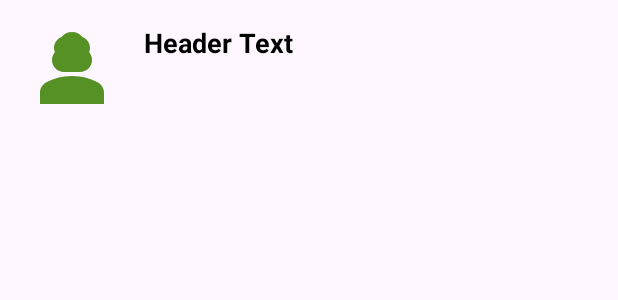
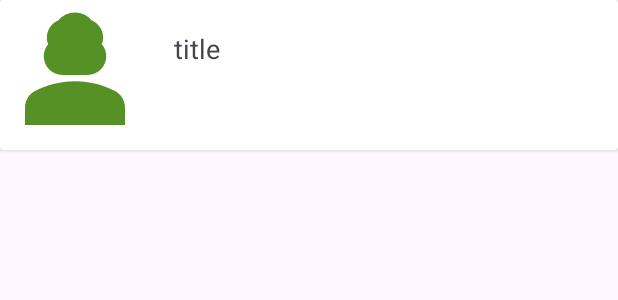
Before and after one commit to VinayTShetty/RecycleViewTutorials, an Android app: the layout list_item.xml on its own in the app's theme, with its tools: preview values and no code run, on a phone screen of 412 x 824 dp. Shown: the top 300 px of the screen. Run offline under Robolectric (Android 15) with nearby library versions, the phone set to English and light mode, and no system bars.

Commit message:
Rest API Implemenmtation along with RecycleView.

```diff
--- a/app/src/main/AndroidManifest.xml
+++ b/app/src/main/AndroidManifest.xml
@@ -1,6 +1,7 @@
 <?xml version="1.0" encoding="utf-8"?>
 <manifest xmlns:android="http://schemas.android.com/apk/res/android"
     xmlns:tools="http://schemas.android.com/tools">
+    <uses-permission android:name="android.permission.INTERNET" />
 
     <application
         android:allowBackup="true"
--- a/app/src/main/res/layout/list_item.xml
+++ b/app/src/main/res/layout/list_item.xml
@@ -1,28 +1,36 @@
 <?xml version="1.0" encoding="utf-8"?>
-<RelativeLayout xmlns:android="http://schemas.android.com/apk/res/android"
+<androidx.cardview.widget.CardView
+    xmlns:android="http://schemas.android.com/apk/res/android"
+    android:padding="16dp"
+    android:id="@+id/card_view_friend"
     android:layout_width="match_parent"
     android:layout_height="wrap_content"
-    android:padding="16dp"
+    >
+
+    <RelativeLayout
+        android:layout_width="match_parent"
+        android:layout_height="wrap_content"
         >
 
         <ImageView
-        android:id="@+id/imageView_iv"
-        android:layout_width="64dp"
-        android:layout_height="64dp"
+            android:id="@+id/coverImage"
+            android:layout_width="100dp"
+            android:layout_height="100dp"
             android:src="@drawable/baseline_person_3_24"
-        android:scaleType="centerCrop"
-        android:layout_marginEnd="16dp">
-    </ImageView>
+            android:layout_alignParentStart="true"
+            android:layout_alignParentTop="true"
+            android:scaleType="centerCrop" />
 
         <TextView
-        android:id="@+id/headerTextView_tv"
+            android:id="@+id/title"
+            style="@style/TextAppearance.AppCompat.Medium"
             android:layout_width="wrap_content"
             android:layout_height="wrap_content"
-        android:layout_toEndOf="@id/imageView_iv"
-        android:textSize="18sp"
-        android:textStyle="bold"
-        android:textColor="@android:color/black"
-        android:gravity="center_vertical"
-        android:text="Header Text">
-    </TextView>
+            android:layout_toRightOf="@+id/coverImage"
+            android:layout_marginLeft="16dp"
+            android:paddingTop="20dp"
+            android:lines="2"
+            android:text="title" />
+
     </RelativeLayout>
+</androidx.cardview.widget.CardView>
```
Also changed, not shown: app/build.gradle (+9 -0 lines), app/src/main/java/com/education/api/ApiService.java (added, +15 -0 lines), app/src/main/java/com/education/model/ProductDetails.java (added, +27 -0 lines), app/src/main/java/com/education/recycleview/MainActivity.java (+55 -21 lines), app/src/main/java/com/education/recycleview/adapter/MyAdapter.java (+23 -11 lines), app/src/main/java/com/education/retrofitClient/RetrofitClient.java (added, +19 -0 lines), 1 other file. Lines whose indentation alone changed are shown as unchanged.
